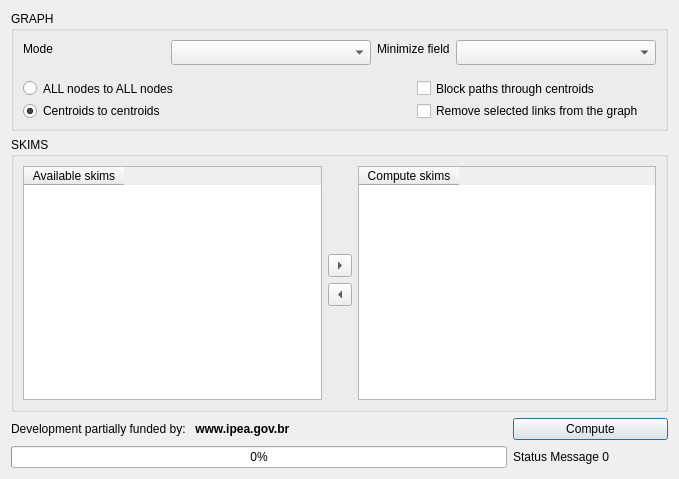
This is paths_procedures/forms/ui_impedance_matrix.ui in AequilibraE/qaequilibrae as Qt 5 draws it before an edit. The edited form follows.
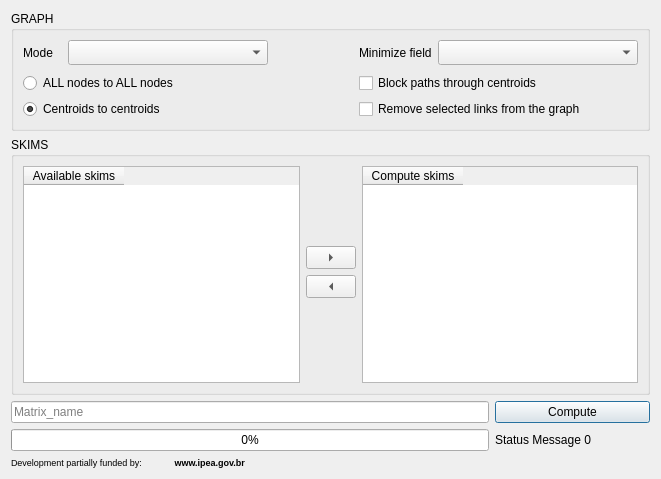
This is the edited form.

Commit message: Adds impedance matrix box

Diff of the .ui file:
```diff
--- a/paths_procedures/forms/ui_impedance_matrix.ui
+++ b/paths_procedures/forms/ui_impedance_matrix.ui
@@ -26,108 +26,10 @@
    <bool>false</bool>
   </property>
   <layout class="QGridLayout" name="gridLayout">
-   <item row="3" column="0" colspan="3">
-    <widget class="QProgressBar" name="progressbar">
-     <property name="enabled">
-      <bool>true</bool>
-     </property>
-     <property name="palette">
-      <palette>
-       <active>
-        <colorrole role="Highlight">
-         <brush brushstyle="SolidPattern">
-          <color alpha="255">
-           <red>0</red>
-           <green>170</green>
-           <blue>0</blue>
-          </color>
-         </brush>
-        </colorrole>
-       </active>
-       <inactive>
-        <colorrole role="Highlight">
-         <brush brushstyle="SolidPattern">
-          <color alpha="255">
-           <red>240</red>
-           <green>240</green>
-           <blue>240</blue>
-          </color>
-         </brush>
-        </colorrole>
-       </inactive>
-       <disabled>
-        <colorrole role="Highlight">
-         <brush brushstyle="SolidPattern">
-          <color alpha="255">
-           <red>51</red>
-           <green>153</green>
-           <blue>255</blue>
-          </color>
-         </brush>
-        </colorrole>
-       </disabled>
-      </palette>
-     </property>
-     <property name="value">
-      <number>0</number>
-     </property>
-     <property name="textVisible">
-      <bool>true</bool>
-     </property>
-    </widget>
-   </item>
-   <item row="2" column="3">
-    <widget class="QPushButton" name="do_dist_matrix">
-     <property name="text">
-      <string>Compute</string>
-     </property>
-    </widget>
-   </item>
-   <item row="2" column="0">
-    <widget class="QLabel" name="funding1">
-     <property name="font">
-      <font>
-       <pointsize>9</pointsize>
-      </font>
-     </property>
-     <property name="text">
-      <string>Development partially funded by:</string>
-     </property>
-    </widget>
-   </item>
-   <item row="3" column="3">
-    <widget class="QLabel" name="progress_label">
-     <property name="font">
-      <font>
-       <pointsize>9</pointsize>
-      </font>
-     </property>
-     <property name="text">
-      <string>Status Message 0</string>
-     </property>
-    </widget>
-   </item>
-   <item row="2" column="1">
-    <widget class="QLabel" name="funding2">
-     <property name="font">
-      <font>
-       <pointsize>9</pointsize>
-       <weight>75</weight>
-       <bold>true</bold>
-      </font>
-     </property>
-     <property name="text">
-      <string> www.ipea.gov.br</string>
-     </property>
-     <property name="textFormat">
-      <enum>Qt::PlainText</enum>
-     </property>
-    </widget>
-   </item>
    <item row="0" column="0" colspan="4">
     <widget class="QGroupBox" name="groupBox">
      <property name="sizePolicy">
-      <sizepolicy hsizetype="Preferred" vsizetype="Expanding">
+      <sizepolicy hsizetype="Preferred" vsizetype="Preferred">
        <horstretch>0</horstretch>
        <verstretch>0</verstretch>
       </sizepolicy>
@@ -148,32 +50,14 @@
       <string>GRAPH</string>
      </property>
      <layout class="QGridLayout" name="gridLayout_3">
-      <item row="2" column="5" colspan="2">
-       <widget class="QCheckBox" name="block_paths">
-        <property name="text">
-         <string>Block paths through centroids</string>
-        </property>
-       </widget>
-      </item>
-      <item row="3" column="0">
-       <widget class="QRadioButton" name="rdo_centroids_only">
-        <property name="text">
-         <string>Centroids to centroids</string>
-        </property>
-        <property name="checked">
-         <bool>true</bool>
-        </property>
-       </widget>
-      </item>
-      <item row="3" column="5" colspan="2">
-       <widget class="QCheckBox" name="chb_chosen_links">
-        <property name="text">
-         <string>Remove selected links from the graph</string>
-        </property>
-       </widget>
-      </item>
       <item row="0" column="0">
        <widget class="QLabel" name="progress_label_7">
+        <property name="sizePolicy">
+         <sizepolicy hsizetype="Preferred" vsizetype="Preferred">
+          <horstretch>0</horstretch>
+          <verstretch>0</verstretch>
+         </sizepolicy>
+        </property>
         <property name="font">
          <font>
           <pointsize>9</pointsize>
@@ -186,6 +70,12 @@
       </item>
       <item row="0" column="3">
        <spacer name="horizontalSpacer">
+        <property name="sizePolicy">
+         <sizepolicy hsizetype="Preferred" vsizetype="Preferred">
+          <horstretch>0</horstretch>
+          <verstretch>0</verstretch>
+         </sizepolicy>
+        </property>
         <property name="orientation">
          <enum>Qt::Horizontal</enum>
         </property>
@@ -199,6 +89,12 @@
       </item>
       <item row="0" column="4" colspan="2">
        <widget class="QLabel" name="progress_label_2">
+        <property name="sizePolicy">
+         <sizepolicy hsizetype="Preferred" vsizetype="Preferred">
+          <horstretch>0</horstretch>
+          <verstretch>0</verstretch>
+         </sizepolicy>
+        </property>
         <property name="font">
          <font>
           <pointsize>9</pointsize>
@@ -211,6 +107,12 @@
       </item>
       <item row="0" column="1" colspan="2">
        <widget class="QComboBox" name="cb_modes">
+        <property name="sizePolicy">
+         <sizepolicy hsizetype="Preferred" vsizetype="Preferred">
+          <horstretch>0</horstretch>
+          <verstretch>0</verstretch>
+         </sizepolicy>
+        </property>
         <property name="minimumSize">
          <size>
           <width>200</width>
@@ -228,6 +130,12 @@
       </item>
       <item row="0" column="6">
        <widget class="QComboBox" name="cb_minimizing">
+        <property name="sizePolicy">
+         <sizepolicy hsizetype="Preferred" vsizetype="Preferred">
+          <horstretch>0</horstretch>
+          <verstretch>0</verstretch>
+         </sizepolicy>
+        </property>
         <property name="minimumSize">
          <size>
           <width>200</width>
@@ -236,20 +144,19 @@
         </property>
        </widget>
       </item>
-      <item row="2" column="0" colspan="2">
-       <widget class="QRadioButton" name="rdo_all_nodes">
-        <property name="text">
-         <string>ALL nodes to ALL nodes</string>
-        </property>
-       </widget>
-      </item>
       <item row="1" column="4" colspan="2">
        <spacer name="verticalSpacer_4">
+        <property name="sizePolicy">
+         <sizepolicy hsizetype="Preferred" vsizetype="Preferred">
+          <horstretch>0</horstretch>
+          <verstretch>0</verstretch>
+         </sizepolicy>
+        </property>
         <property name="orientation">
          <enum>Qt::Vertical</enum>
         </property>
         <property name="sizeType">
-         <enum>QSizePolicy::Fixed</enum>
+         <enum>QSizePolicy::Preferred</enum>
         </property>
         <property name="sizeHint" stdset="0">
          <size>
@@ -259,17 +166,84 @@
         </property>
        </spacer>
       </item>
+      <item row="2" column="4" colspan="3">
+       <widget class="QCheckBox" name="block_paths">
+        <property name="sizePolicy">
+         <sizepolicy hsizetype="Preferred" vsizetype="Preferred">
+          <horstretch>0</horstretch>
+          <verstretch>0</verstretch>
+         </sizepolicy>
+        </property>
+        <property name="text">
+         <string>Block paths through centroids</string>
+        </property>
+       </widget>
+      </item>
+      <item row="3" column="4" colspan="3">
+       <widget class="QCheckBox" name="chb_chosen_links">
+        <property name="sizePolicy">
+         <sizepolicy hsizetype="Preferred" vsizetype="Preferred">
+          <horstretch>0</horstretch>
+          <verstretch>0</verstretch>
+         </sizepolicy>
+        </property>
+        <property name="text">
+         <string>Remove selected links from the graph</string>
+        </property>
+       </widget>
+      </item>
+      <item row="2" column="0" colspan="3">
+       <widget class="QRadioButton" name="rdo_all_nodes">
+        <property name="sizePolicy">
+         <sizepolicy hsizetype="Preferred" vsizetype="Preferred">
+          <horstretch>0</horstretch>
+          <verstretch>0</verstretch>
+         </sizepolicy>
+        </property>
+        <property name="text">
+         <string>ALL nodes to ALL nodes</string>
+        </property>
+       </widget>
+      </item>
+      <item row="3" column="0" colspan="2">
+       <widget class="QRadioButton" name="rdo_centroids_only">
+        <property name="sizePolicy">
+         <sizepolicy hsizetype="Preferred" vsizetype="Preferred">
+          <horstretch>0</horstretch>
+          <verstretch>0</verstretch>
+         </sizepolicy>
+        </property>
+        <property name="text">
+         <string>Centroids to centroids</string>
+        </property>
+        <property name="checked">
+         <bool>true</bool>
+        </property>
+       </widget>
+      </item>
      </layout>
     </widget>
    </item>
    <item row="1" column="0" colspan="4">
     <widget class="QGroupBox" name="groupBox_2">
+     <property name="sizePolicy">
+      <sizepolicy hsizetype="Preferred" vsizetype="Preferred">
+       <horstretch>0</horstretch>
+       <verstretch>0</verstretch>
+      </sizepolicy>
+     </property>
      <property name="title">
       <string>SKIMS</string>
      </property>
      <layout class="QGridLayout" name="gridLayout_2">
       <item row="0" column="0" rowspan="7">
        <widget class="QTableWidget" name="available_skims_table">
+        <property name="sizePolicy">
+         <sizepolicy hsizetype="Preferred" vsizetype="Preferred">
+          <horstretch>0</horstretch>
+          <verstretch>0</verstretch>
+         </sizepolicy>
+        </property>
         <property name="accessibleName">
          <string>&lt;html&gt;&lt;head/&gt;&lt;body&gt;&lt;p&gt;xcxc&lt;/p&gt;&lt;/body&gt;&lt;/html&gt;</string>
         </property>
@@ -297,6 +271,18 @@
       </item>
       <item row="2" column="1">
        <widget class="QToolButton" name="but_adds_to_links">
+        <property name="sizePolicy">
+         <sizepolicy hsizetype="Preferred" vsizetype="Preferred">
+          <horstretch>0</horstretch>
+          <verstretch>0</verstretch>
+         </sizepolicy>
+        </property>
+        <property name="maximumSize">
+         <size>
+          <width>50</width>
+          <height>16777215</height>
+         </size>
+        </property>
         <property name="text">
          <string>...</string>
         </property>
@@ -310,6 +296,12 @@
       </item>
       <item row="1" column="1">
        <spacer name="verticalSpacer">
+        <property name="sizePolicy">
+         <sizepolicy hsizetype="Preferred" vsizetype="Preferred">
+          <horstretch>0</horstretch>
+          <verstretch>0</verstretch>
+         </sizepolicy>
+        </property>
         <property name="orientation">
          <enum>Qt::Vertical</enum>
         </property>
@@ -323,6 +315,12 @@
       </item>
       <item row="4" column="1">
        <spacer name="verticalSpacer_2">
+        <property name="sizePolicy">
+         <sizepolicy hsizetype="Preferred" vsizetype="Preferred">
+          <horstretch>0</horstretch>
+          <verstretch>0</verstretch>
+         </sizepolicy>
+        </property>
         <property name="orientation">
          <enum>Qt::Vertical</enum>
         </property>
@@ -336,6 +334,18 @@
       </item>
       <item row="3" column="1">
        <widget class="QToolButton" name="but_removes_from_links">
+        <property name="sizePolicy">
+         <sizepolicy hsizetype="Preferred" vsizetype="Preferred">
+          <horstretch>0</horstretch>
+          <verstretch>0</verstretch>
+         </sizepolicy>
+        </property>
+        <property name="maximumSize">
+         <size>
+          <width>50</width>
+          <height>16777215</height>
+         </size>
+        </property>
         <property name="text">
          <string>...</string>
         </property>
@@ -349,6 +359,12 @@
       </item>
       <item row="0" column="2" rowspan="7">
        <widget class="QTableWidget" name="skim_list">
+        <property name="sizePolicy">
+         <sizepolicy hsizetype="Preferred" vsizetype="Preferred">
+          <horstretch>0</horstretch>
+          <verstretch>0</verstretch>
+         </sizepolicy>
+        </property>
         <property name="accessibleName">
          <string>&lt;html&gt;&lt;head/&gt;&lt;body&gt;&lt;p&gt;xcxc&lt;/p&gt;&lt;/body&gt;&lt;/html&gt;</string>
         </property>
@@ -377,6 +393,144 @@
      </layout>
     </widget>
    </item>
+   <item row="3" column="0" colspan="3">
+    <widget class="QProgressBar" name="progressbar">
+     <property name="enabled">
+      <bool>true</bool>
+     </property>
+     <property name="sizePolicy">
+      <sizepolicy hsizetype="Preferred" vsizetype="Preferred">
+       <horstretch>0</horstretch>
+       <verstretch>0</verstretch>
+      </sizepolicy>
+     </property>
+     <property name="palette">
+      <palette>
+       <active>
+        <colorrole role="Highlight">
+         <brush brushstyle="SolidPattern">
+          <color alpha="255">
+           <red>0</red>
+           <green>170</green>
+           <blue>0</blue>
+          </color>
+         </brush>
+        </colorrole>
+       </active>
+       <inactive>
+        <colorrole role="Highlight">
+         <brush brushstyle="SolidPattern">
+          <color alpha="255">
+           <red>240</red>
+           <green>240</green>
+           <blue>240</blue>
+          </color>
+         </brush>
+        </colorrole>
+       </inactive>
+       <disabled>
+        <colorrole role="Highlight">
+         <brush brushstyle="SolidPattern">
+          <color alpha="255">
+           <red>51</red>
+           <green>153</green>
+           <blue>255</blue>
+          </color>
+         </brush>
+        </colorrole>
+       </disabled>
+      </palette>
+     </property>
+     <property name="value">
+      <number>0</number>
+     </property>
+     <property name="textVisible">
+      <bool>true</bool>
+     </property>
+    </widget>
+   </item>
+   <item row="2" column="3">
+    <widget class="QPushButton" name="do_dist_matrix">
+     <property name="sizePolicy">
+      <sizepolicy hsizetype="Preferred" vsizetype="Preferred">
+       <horstretch>0</horstretch>
+       <verstretch>0</verstretch>
+      </sizepolicy>
+     </property>
+     <property name="text">
+      <string>Compute</string>
+     </property>
+    </widget>
+   </item>
+   <item row="3" column="3">
+    <widget class="QLabel" name="progress_label">
+     <property name="sizePolicy">
+      <sizepolicy hsizetype="Preferred" vsizetype="Preferred">
+       <horstretch>0</horstretch>
+       <verstretch>0</verstretch>
+      </sizepolicy>
+     </property>
+     <property name="font">
+      <font>
+       <pointsize>9</pointsize>
+      </font>
+     </property>
+     <property name="text">
+      <string>Status Message 0</string>
+     </property>
+    </widget>
+   </item>
+   <item row="4" column="0">
+    <widget class="QLabel" name="funding1">
+     <property name="sizePolicy">
+      <sizepolicy hsizetype="Preferred" vsizetype="Preferred">
+       <horstretch>0</horstretch>
+       <verstretch>0</verstretch>
+      </sizepolicy>
+     </property>
+     <property name="font">
+      <font>
+       <pointsize>7</pointsize>
+      </font>
+     </property>
+     <property name="text">
+      <string>Development partially funded by:</string>
+     </property>
+    </widget>
+   </item>
+   <item row="4" column="1">
+    <widget class="QLabel" name="funding2">
+     <property name="sizePolicy">
+      <sizepolicy hsizetype="Preferred" vsizetype="Preferred">
+       <horstretch>0</horstretch>
+       <verstretch>0</verstretch>
+      </sizepolicy>
+     </property>
+     <property name="font">
+      <font>
+       <pointsize>7</pointsize>
+       <weight>75</weight>
+       <bold>true</bold>
+      </font>
+     </property>
+     <property name="text">
+      <string> www.ipea.gov.br</string>
+     </property>
+     <property name="textFormat">
+      <enum>Qt::PlainText</enum>
+     </property>
+    </widget>
+   </item>
+   <item row="2" column="0" colspan="3">
+    <widget class="QLineEdit" name="line_matrix">
+     <property name="text">
+      <string/>
+     </property>
+     <property name="placeholderText">
+      <string>Matrix_name</string>
+     </property>
+    </widget>
+   </item>
   </layout>
   <zorder>progressbar</zorder>
   <zorder>progress_label</zorder>
```
Left out of the diff: 5 changed lines with no effect on the pictures. The commit also changes 4 other files.
